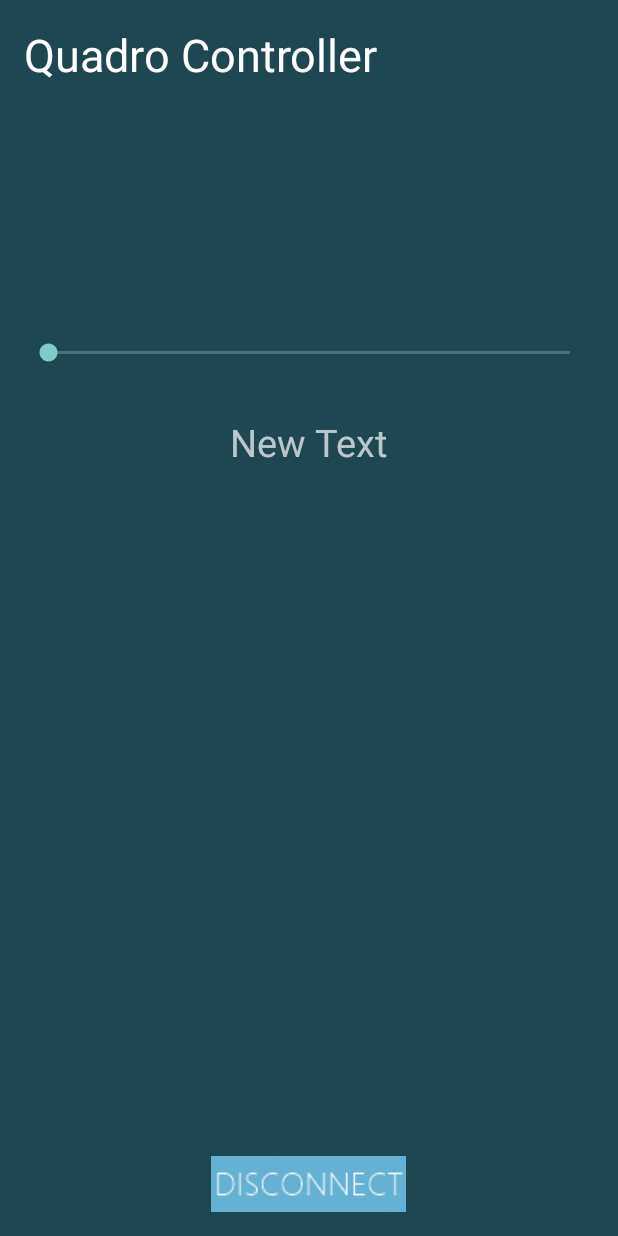
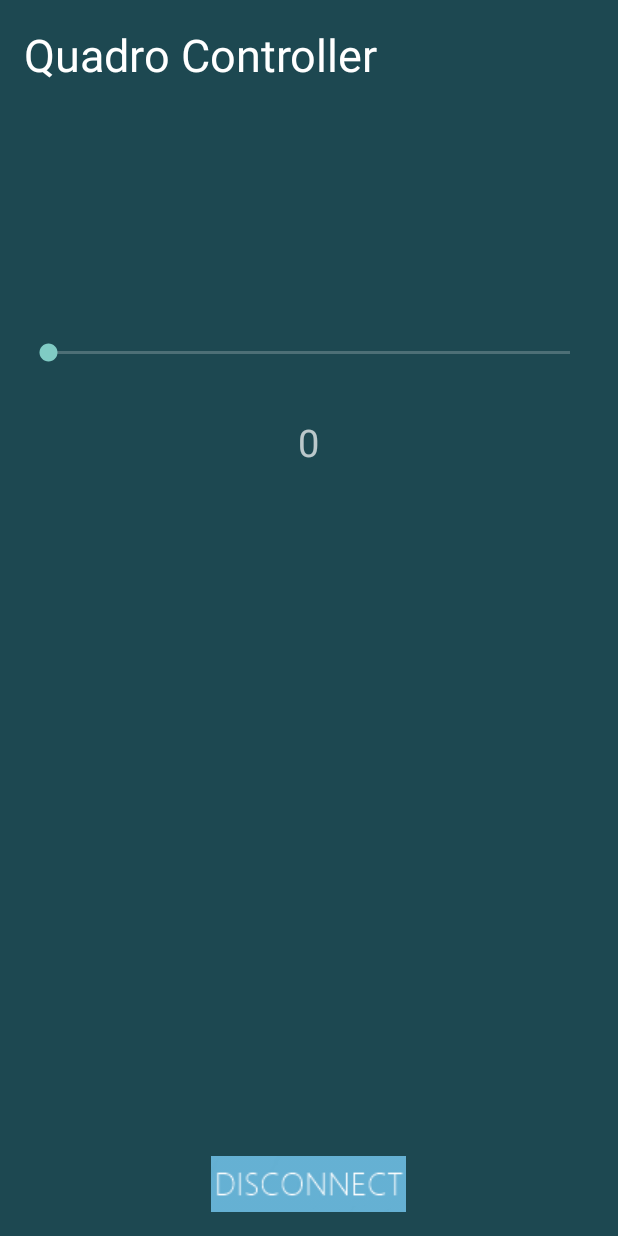
Before and after one commit to mightyYaroslav/groupdynamics, an Android app: the QuadroController screen opened directly, with no data from a screen before it, on a phone screen of 412 x 824 dp. Run offline under Robolectric (Android 15) with nearby library versions, the phone set to English and light mode, and no system bars; 3 statements that could not run were skipped.

Commit message:
Slider works

```diff
--- a/Android/app/src/main/res/layout/activity_controller.xml
+++ b/Android/app/src/main/res/layout/activity_controller.xml
@@ -41,13 +41,15 @@
         android:layout_below="@+id/textView2"
         android:layout_centerHorizontal="true"
         android:layout_alignParentStart="true"
-        android:layout_alignParentEnd="true" />
+        android:layout_alignParentEnd="true"
+        android:focusable="true"
+        android:clickable="true" />
 
     <TextView
         android:layout_width="wrap_content"
         android:layout_height="wrap_content"
-        android:text="New Text"
-        android:id="@+id/textView4"
+        android:text="0"
+        android:id="@+id/progressTextView"
         android:textSize="25sp"
         android:layout_below="@+id/seekBar"
         android:layout_centerHorizontal="true"
```
Also changed, not shown: Android/app/src/main/java/com/led_on_off/led/QuadroController.java (+6 -25 lines), Android/app/src/main/res/layout/splash.xml (+3 -5 lines), 1 other file.
